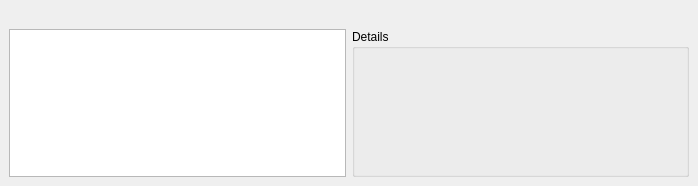
The window that src/core/gui/serverdetailsdock.ui (Destroyerrrocket/doomseeker-unofficial) describes before a commit, drawn with Qt 5.
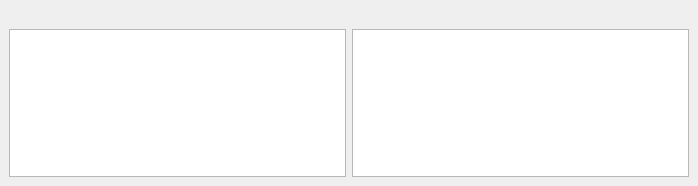
The same window after the commit.

Commit message: - Server details dock: improvements to dmflags display.

Patch:
```diff
--- a/src/core/gui/serverdetailsdock.ui
+++ b/src/core/gui/serverdetailsdock.ui
@@ -67,17 +67,27 @@
        </widget>
       </item>
       <item>
-       <widget class="QGroupBox" name="detailsBox">
-        <property name="sizePolicy">
-         <sizepolicy hsizetype="Preferred" vsizetype="MinimumExpanding">
-          <horstretch>0</horstretch>
-          <verstretch>0</verstretch>
-         </sizepolicy>
+       <widget class="QScrollArea" name="scrollArea_2">
+        <property name="widgetResizable">
+         <bool>true</bool>
         </property>
-        <property name="title">
-         <string>Details</string>
-        </property>
-        <layout class="QVBoxLayout" name="verticalLayout_3">
+        <widget class="QWidget" name="scrollAreaWidgetContents_2">
+         <property name="geometry">
+          <rect>
+           <x>0</x>
+           <y>0</y>
+           <width>334</width>
+           <height>123</height>
+          </rect>
+         </property>
+         <property name="styleSheet">
+          <string notr="true">QWidget
+{
+	background-color: white;
+	white-space: pre;
+}</string>
+         </property>
+         <layout class="QVBoxLayout" name="verticalLayout_4">
          <item>
           <widget class="QLabel" name="detailsLabel">
            <property name="sizePolicy">
@@ -95,6 +105,7 @@
           </widget>
          </item>
         </layout>
+        </widget>
        </widget>
       </item>
      </layout>
```
Left out of the diff: 3 changed lines with no effect on the pictures. Lines whose indentation alone changed are shown as unchanged. The commit also changes 3 other files.
